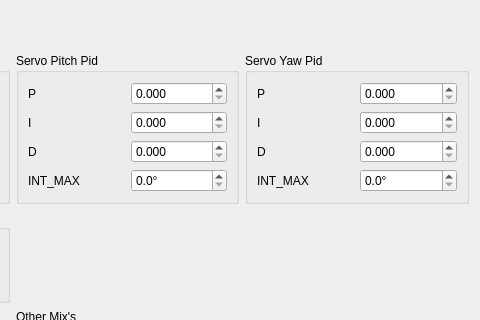
Before: the Qt Designer form src/ui/configuration/ArduPlanePidConfig.ui in ArduPilot/apm_planner, drawn with Qt 5; both pictures show x 225 to 705 and y 0 to 320 of the 705 by 700 pixel window.
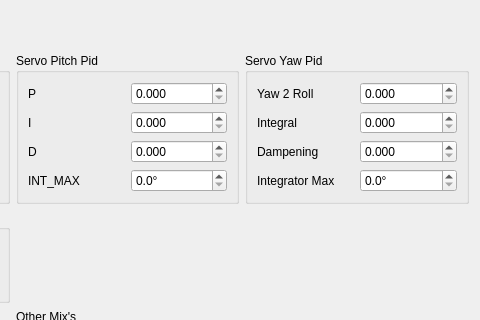
After: the same form once the commit is applied.

Commit message: Fix YAW2SRV Parameters in Plane PIDs view

Diff of the .ui file:
```diff
--- a/src/ui/configuration/ArduPlanePidConfig.ui
+++ b/src/ui/configuration/ArduPlanePidConfig.ui
@@ -155,28 +155,28 @@
             <item>
              <widget class="QLabel" name="label_9">
               <property name="text">
-               <string>P</string>
+               <string>Yaw 2 Roll</string>
               </property>
              </widget>
             </item>
             <item>
              <widget class="QLabel" name="label_10">
               <property name="text">
-               <string>I</string>
+               <string>Integral</string>
               </property>
              </widget>
             </item>
             <item>
              <widget class="QLabel" name="label_11">
               <property name="text">
-               <string>D</string>
+               <string>Dampening</string>
               </property>
              </widget>
             </item>
             <item>
              <widget class="QLabel" name="label_12">
               <property name="text">
-               <string>INT_MAX</string>
+               <string>Integrator Max</string>
               </property>
              </widget>
             </item>
```
The commit also changes 1 other file.
